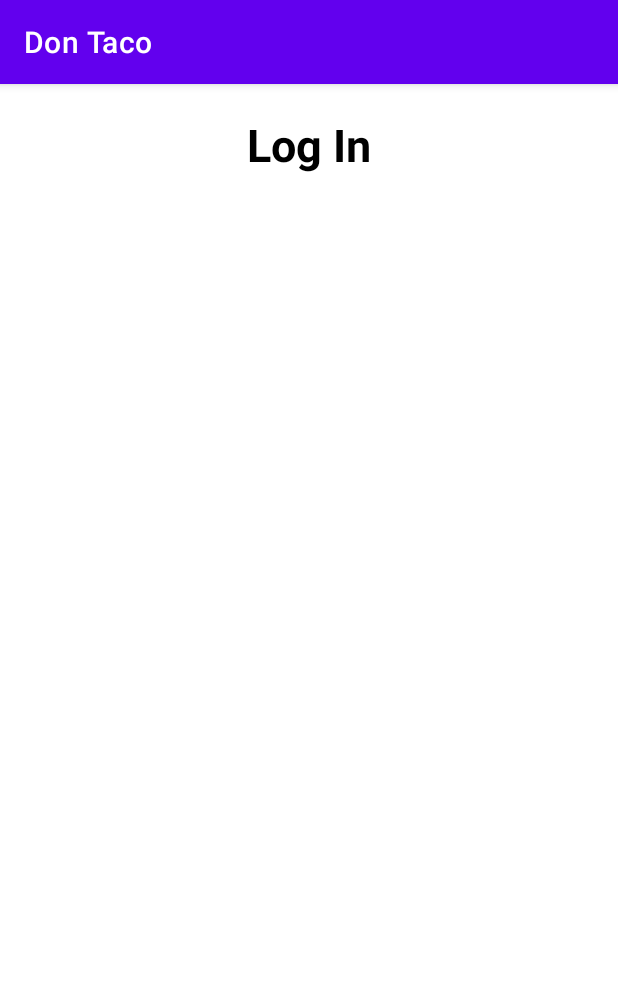
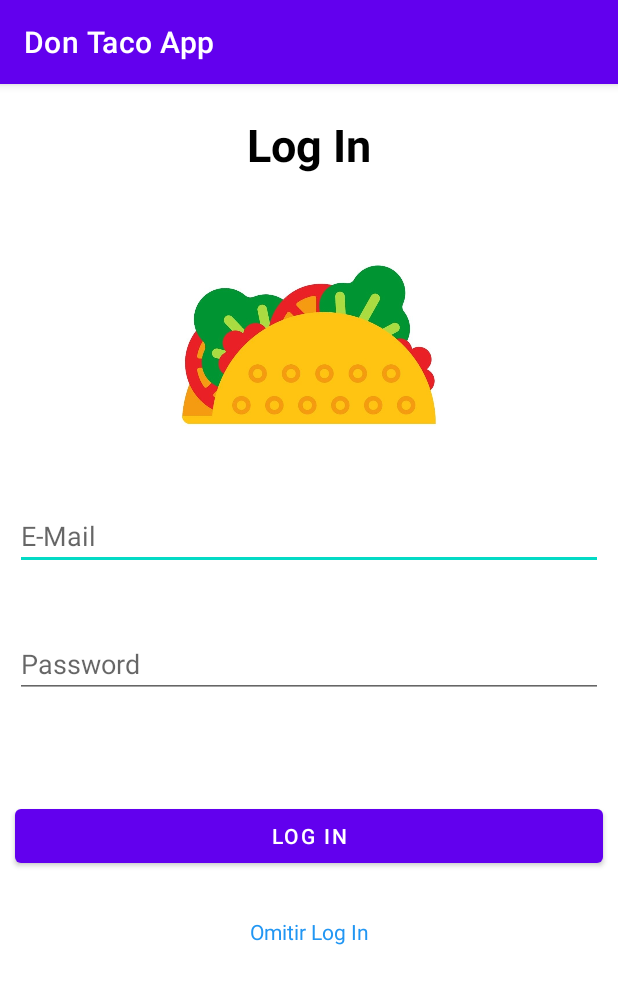
Before and after one commit to cmerin0/dontacoapp, an Android app: the Login screen opened directly, with no data from a screen before it, on a phone screen of 412 x 824 dp. Shown: the top 984 px of the screen. Run offline under Robolectric (Android 15) with nearby library versions, the phone set to English and light mode, and no system bars; our stand-ins replace Firebase (no records; nobody signed in at launch, a user with empty details on screens opened directly).

Commit message:
Terminando Login Firebase

```diff
--- a/app/src/main/java/com/example/dontaco/Login.java
+++ b/app/src/main/java/com/example/dontaco/Login.java
@@ -10,6 +10,7 @@ import android.view.View;
 import android.widget.Button;
 import android.widget.EditText;
 import android.widget.ProgressBar;
+import android.widget.TextView;
 import android.widget.Toast;
 
 import com.google.android.gms.tasks.OnCompleteListener;
@@ -19,35 +20,37 @@ import com.google.firebase.auth.FirebaseAuth;
 
 public class Login extends AppCompatActivity {
 
-    private EditText emailTV, passwordTV;
-    private Button loginBtn;
-    private ProgressBar progressBar;
-
+    private EditText etEmail, etPassword;
+    private TextView tvNologin;
+    private Button btnLogin;
     private FirebaseAuth mAuth;
 
     @Override
     protected void onCreate(Bundle savedInstanceState) {
         super.onCreate(savedInstanceState);
         setContentView(R.layout.activity_login);
-
         mAuth = FirebaseAuth.getInstance();
-
         initializeUI();
-
-        loginBtn.setOnClickListener(new View.OnClickListener() {
+        btnLogin.setOnClickListener(new View.OnClickListener() {
             @Override
             public void onClick(View v) {
                 loginUserAccount();
             }
         });
+        tvNologin.setOnClickListener(new View.OnClickListener() {
+            @Override
+            public void onClick(View v){
+                Intent i = new Intent(Login.this, IndexActivity.class);
+                startActivity(i);
+            }
+        });
     }
 
     private void loginUserAccount() {
-        progressBar.setVisibility(View.VISIBLE);
 
         String email, password;
-        email = emailTV.getText().toString();
-        password = passwordTV.getText().toString();
+        email = etEmail.getText().toString();
+        password = etPassword.getText().toString();
 
         if (TextUtils.isEmpty(email)) {
             Toast.makeText(getApplicationContext(), "Please enter email...", Toast.LENGTH_LONG).show();
@@ -64,24 +67,20 @@ public class Login extends AppCompatActivity {
                     public void onComplete(@NonNull Task<AuthResult> task) {
                         if (task.isSuccessful()) {
                             Toast.makeText(getApplicationContext(), "Login successful!", Toast.LENGTH_LONG).show();
-                            progressBar.setVisibility(View.GONE);
-
-                            Intent intent = new Intent(Login.this, IndexActivity.class);
-                            startActivity(intent);
+                            Intent i = new Intent(Login.this, IndexActivity.class);
+                            startActivity(i);
                         }
                         else {
                             Toast.makeText(getApplicationContext(), "Login failed! Please try again later", Toast.LENGTH_LONG).show();
-                            progressBar.setVisibility(View.GONE);
                         }
                     }
                 });
     }
 
     private void initializeUI() {
-        emailTV = findViewById(R.id.email);
-        passwordTV = findViewById(R.id.password);
-
-        loginBtn = findViewById(R.id.login);
-        progressBar = findViewById(R.id.progressBar);
+        etEmail= findViewById(R.id.etEmail);
+        etPassword = findViewById(R.id.etPassword);
+        btnLogin = findViewById(R.id.btnLogin);
+        tvNologin = findViewById(R.id.tvNologin);
     }
 }
--- a/app/src/main/java/com/example/dontaco/MainActivity.java
+++ b/app/src/main/java/com/example/dontaco/MainActivity.java
@@ -19,7 +19,7 @@ public class MainActivity extends Activity {
         TimerTask task = new TimerTask(){
             @Override
             public void run(){
-                Intent i = new Intent(MainActivity.this, IndexActivity.class);
+                Intent i = new Intent(MainActivity.this, Login.class);
                 startActivity(i);
                 finish();
             }
--- a/app/src/main/res/layout/activity_login.xml
+++ b/app/src/main/res/layout/activity_login.xml
@@ -16,6 +16,58 @@
         android:textSize="30dp"
         android:padding="20dp"
         android:textColor="@color/black"
-        android:textStyle="bold"
-         />
+        android:textStyle="bold" />
+
+    <ImageView
+        android:id="@+id/imageView4"
+        android:layout_width="match_parent"
+        android:layout_height="188dp"
+        app:srcCompat="@drawable/taco" />
+
+    <EditText
+        android:id="@+id/etEmail"
+        android:layout_width="match_parent"
+        android:layout_height="wrap_content"
+        android:layout_margin="10dp"
+        android:ems="10"
+        android:hint="E-Mail"
+        android:inputType="textEmailAddress" />
+
+    <Space
+        android:layout_width="match_parent"
+        android:layout_height="20dp" />
+
+    <EditText
+        android:id="@+id/etPassword"
+        android:layout_width="match_parent"
+        android:layout_height="wrap_content"
+        android:layout_margin="10dp"
+        android:ems="10"
+        android:hint="Password"
+        android:inputType="textPassword" />
+
+    <Space
+        android:layout_width="match_parent"
+        android:layout_height="48dp" />
+
+    <Button
+        android:id="@+id/btnLogin"
+        android:layout_width="match_parent"
+        android:layout_height="wrap_content"
+        android:layout_margin="10dp"
+        android:text="Log In" />
+
+    <Space
+        android:layout_width="match_parent"
+        android:layout_height="20dp" />
+
+    <TextView
+        android:id="@+id/tvNologin"
+        android:layout_width="match_parent"
+        android:layout_height="wrap_content"
+        android:textAlignment="center"
+        android:textColor="#2196F3"
+        android:clickable="true"
+        android:text="Omitir Log In" />
+
 </LinearLayout>
--- a/app/src/main/res/values/strings.xml
+++ b/app/src/main/res/values/strings.xml
@@ -1,3 +1,3 @@
 <resources>
-    <string name="app_name">Don Taco</string>
+    <string name="app_name">Don Taco App</string>
 </resources>
```
Also changed, not shown: app/src/main/res/drawable-v24/taco.jpg (added).
